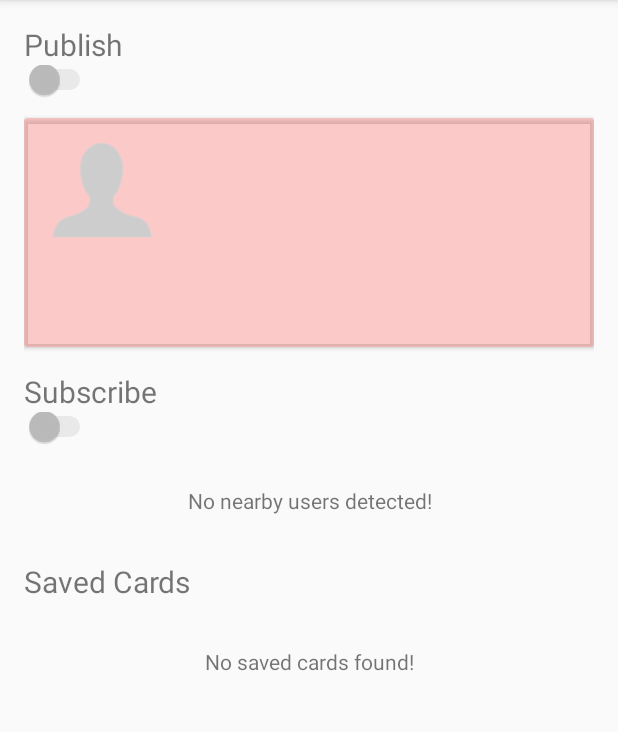
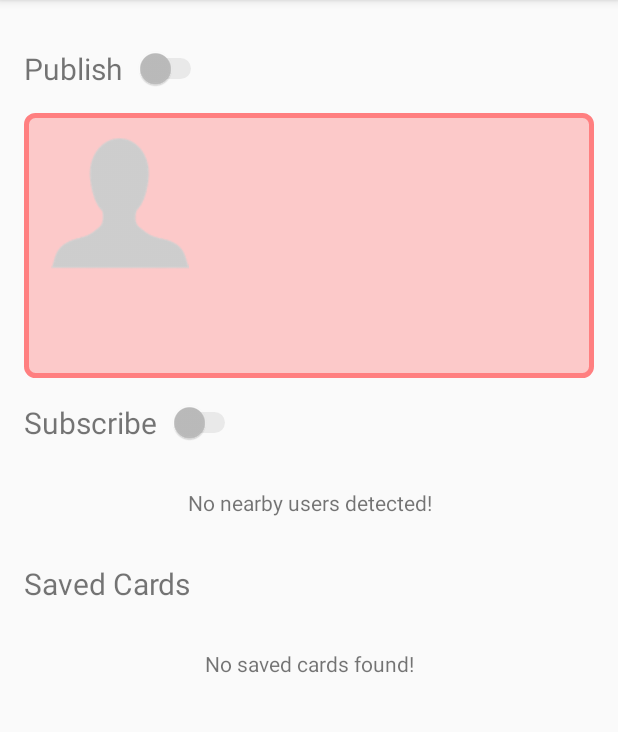
Before and after one commit to stkent/calling-card, an Android app: the NearbyActivity screen opened directly, with no data from a screen before it, on a phone screen of 412 x 824 dp, the part 84-816 px from its top. Run offline under Robolectric (Android 15) with nearby library versions, the phone set to English and light mode, and no system bars; our stand-ins replace ButterKnife, Picasso; pictures from the network do not load; 8 statements that could not run were skipped.

Commit message:
Match iOS user card style

```diff
--- a/app/src/main/java/com/github/stkent/callingcard/NearbyActivity.java
+++ b/app/src/main/java/com/github/stkent/callingcard/NearbyActivity.java
@@ -144,7 +144,7 @@ public final class NearbyActivity extends BaseActivity
     protected Switch publishingSwitch;
 
     @Bind(R.id.published_user_view)
-    protected PublishedUserView publishedUserView;
+    protected UserView publishedUserView;
 
     @Bind(R.id.subscribing_switch)
     protected Switch subscribingSwitch;
@@ -172,6 +172,7 @@ public final class NearbyActivity extends BaseActivity
 
         final User user = getIntent().getParcelableExtra(USER_DATA_EXTRA_KEY);
         publishedUserView.bindUser(user);
+        publishedUserView.setPublishing(false);
         messageToPublish = new Message(GSON.toJson(user).getBytes());
 
         savedUsersManager = new SavedUsersManager(
--- a/app/src/main/java/com/github/stkent/callingcard/PublishedUserView.java
+++ /dev/null
@@ -1,43 +0,0 @@
-package com.github.stkent.callingcard;
-
-import android.content.Context;
-import android.graphics.Color;
-import android.support.annotation.ColorInt;
-import android.support.annotation.Nullable;
-import android.util.AttributeSet;
-
-public final class PublishedUserView extends UserView {
-
-    @ColorInt
-    private static final int publishingBackgroundColor = Color.argb(102, 113, 217, 114);
-
-    @ColorInt
-    private static final int notPublishingBackgroundColor = Color.argb(102, 255, 127, 128);
-
-    public PublishedUserView(final Context context) {
-        this(context, null);
-    }
-
-    public PublishedUserView(final Context context, @Nullable final AttributeSet attrs) {
-        this(context, attrs, 0);
-    }
-
-    public PublishedUserView(
-            final Context context,
-            @Nullable final AttributeSet attrs,
-            final int defStyleAttr) {
-
-        super(context, attrs, defStyleAttr);
-
-        // Default to not publishing background color.
-        setCardBackgroundColor(notPublishingBackgroundColor);
-    }
-
-    public void setPublishing(final boolean publishing) {
-        final int backgroundColor
-                = publishing ? publishingBackgroundColor : notPublishingBackgroundColor;
-
-        setCardBackgroundColor(backgroundColor);
-    }
-
-}
--- a/app/src/main/java/com/github/stkent/callingcard/UserView.java
+++ b/app/src/main/java/com/github/stkent/callingcard/UserView.java
@@ -1,16 +1,21 @@
 package com.github.stkent.callingcard;
 
 import android.content.Context;
+import android.graphics.Color;
+import android.graphics.PorterDuff;
+import android.graphics.drawable.Drawable;
 import android.net.Uri;
+import android.support.annotation.ColorInt;
 import android.support.annotation.DrawableRes;
 import android.support.annotation.NonNull;
 import android.support.annotation.Nullable;
-import android.support.v7.widget.CardView;
+import android.support.v4.content.ContextCompat;
 import android.util.AttributeSet;
 import android.util.Log;
 import android.view.LayoutInflater;
 import android.view.ViewGroup;
 import android.widget.ImageView;
+import android.widget.LinearLayout;
 import android.widget.TextView;
 
 import com.squareup.picasso.Picasso;
@@ -20,8 +25,28 @@ import butterknife.ButterKnife;
 
 import static android.view.ViewGroup.LayoutParams.MATCH_PARENT;
 import static android.view.ViewGroup.LayoutParams.WRAP_CONTENT;
+import static com.github.stkent.callingcard.UserView.BorderColor.GREEN;
+import static com.github.stkent.callingcard.UserView.BorderColor.GREY;
+import static com.github.stkent.callingcard.UserView.BorderColor.RED;
 
-public class UserView extends CardView {
+public final class UserView extends LinearLayout {
+
+    enum BorderColor {
+        GREY, GREEN, RED;
+
+        @ColorInt
+        public int getColorInt() {
+            switch (this) {
+                case GREEN:
+                    return Color.rgb(113, 217, 114);
+                case RED:
+                    return Color.rgb(255, 127, 128);
+                default:
+                case GREY:
+                    return Color.LTGRAY;
+        }
+            }
+    }
 
     private static final String TAG = "UserView";
 
@@ -52,15 +77,17 @@ public class UserView extends CardView {
 
         super(context, attrs, defStyleAttr);
         setLayoutParams(new ViewGroup.LayoutParams(MATCH_PARENT, WRAP_CONTENT));
+        setOrientation(VERTICAL);
+        setBorderColor(GREY);
 
         final int padding = getResources().getDimensionPixelSize(R.dimen.user_view_padding);
-        setContentPadding(padding, padding, padding, padding);
+        setPadding(padding, padding, padding, padding);
 
         LayoutInflater.from(context).inflate(R.layout.include_user_view, this);
         ButterKnife.bind(this);
     }
 
-    public final void bindUser(@NonNull final User user) {
+    public void bindUser(@NonNull final User user) {
         nameField.setText(user.getName());
         emailAddressField.setText(user.getEmailAddress());
 
@@ -87,4 +114,18 @@ public class UserView extends CardView {
         }
     }
 
+    public void setPublishing(final boolean publishing) {
+        setBorderColor(publishing ? GREEN : RED);
+    }
+
+    private void setBorderColor(@NonNull final BorderColor borderColor) {
+        final Drawable backgroundDrawable
+                = ContextCompat.getDrawable(getContext(), R.drawable.card_background);
+
+        backgroundDrawable.mutate()
+                .setColorFilter(borderColor.getColorInt(), PorterDuff.Mode.SRC_ATOP);
+
+        setBackground(backgroundDrawable);
+    }
+
 }
--- /dev/null
+++ b/app/src/main/res/drawable/card_background.xml
@@ -0,0 +1,12 @@
+<?xml version="1.0" encoding="utf-8"?>
+<shape
+    xmlns:android="http://schemas.android.com/apk/res/android">
+
+    <solid android:color="#6FFF"/>
+
+    <stroke android:width="3dp"
+            android:color="#FFF" />
+
+    <corners android:radius="6dp" />
+
+</shape>
--- a/app/src/main/res/layout/activity_nearby.xml
+++ b/app/src/main/res/layout/activity_nearby.xml
@@ -15,35 +15,54 @@
         android:paddingTop="@dimen/activity_vertical_margin"
         android:paddingBottom="@dimen/activity_vertical_margin">
 
-        <TextView
+        <LinearLayout
             android:layout_width="match_parent"
             android:layout_height="wrap_content"
+            android:paddingTop="@dimen/activity_vertical_margin"
+            android:paddingBottom="@dimen/activity_vertical_margin"
+            android:gravity="center_vertical"
+            android:orientation="horizontal">
+
+            <TextView
+                android:layout_width="wrap_content"
+                android:layout_height="wrap_content"
                 android:text="Publish"
-            android:textSize="20sp" />
+                android:textSize="20sp"
+                android:paddingRight="8dp" />
 
             <Switch
                 android:id="@+id/publishing_switch"
                 android:layout_width="wrap_content"
-            android:layout_height="wrap_content"
-            android:paddingBottom="@dimen/activity_vertical_margin" />
+                android:layout_height="wrap_content" />
 
-        <com.github.stkent.callingcard.PublishedUserView
+        </LinearLayout>
+
+        <com.github.stkent.callingcard.UserView
             android:id="@+id/published_user_view"
             android:layout_width="match_parent"
             android:layout_height="wrap_content" />
 
+        <LinearLayout
+            android:layout_width="match_parent"
+            android:layout_height="wrap_content"
+            android:paddingTop="@dimen/activity_vertical_margin"
+            android:paddingBottom="@dimen/activity_vertical_margin"
+            android:gravity="center_vertical"
+            android:orientation="horizontal">
+
             <TextView
-            android:layout_width="match_parent"
+                android:layout_width="wrap_content"
                 android:layout_height="wrap_content"
                 android:text="Subscribe"
                 android:textSize="20sp"
-            android:paddingTop="@dimen/activity_vertical_margin" />
+                android:paddingRight="8dp" />
 
             <Switch
                 android:id="@+id/subscribing_switch"
                 android:layout_width="wrap_content"
-            android:layout_height="wrap_content"
-            android:paddingBottom="@dimen/activity_vertical_margin" />
+                android:layout_height="wrap_content" />
+
+        </LinearLayout>
 
         <com.github.stkent.callingcard.UsersView
             android:id="@+id/users_view"
--- a/app/src/main/res/layout/include_user_view.xml
+++ b/app/src/main/res/layout/include_user_view.xml
@@ -1,32 +1,21 @@
 <?xml version="1.0" encoding="utf-8"?>
-<merge
-    xmlns:android="http://schemas.android.com/apk/res/android"
-    xmlns:tools="http://schemas.android.com/tools">
-
-    <LinearLayout
-        android:layout_width="match_parent"
-        android:layout_height="wrap_content"
-        android:orientation="vertical">
+<merge xmlns:android="http://schemas.android.com/apk/res/android">
 
     <ImageView
         android:id="@+id/photo_image_view"
-            android:layout_width="72dp"
-            android:layout_height="72dp"
+        android:layout_width="96dp"
+        android:layout_height="96dp"
         android:paddingBottom="8dp" />
 
     <TextView
         android:id="@+id/name_field"
         android:layout_width="match_parent"
         android:layout_height="wrap_content"
-            android:textSize="22sp"
-            tools:text="BoJack Horseman" />
+        android:textSize="22sp" />
 
     <TextView
         android:id="@+id/email_address_field"
         android:layout_width="match_parent"
-            android:layout_height="wrap_content"
-            tools:text="bojack@horseman.com" />
-
-    </LinearLayout>
+        android:layout_height="wrap_content" />
 
 </merge>
```
Lines whose indentation alone changed are shown as unchanged.
